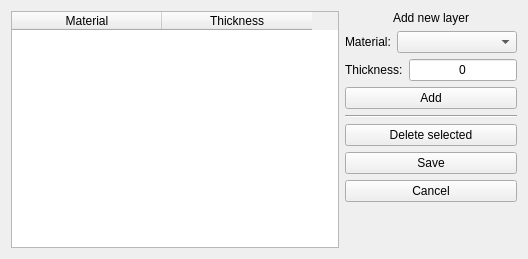
This is UI/newmathetero.ui in bakeryproducts/ConstructorM4 as Qt 5 draws it before an edit. The edited form follows.
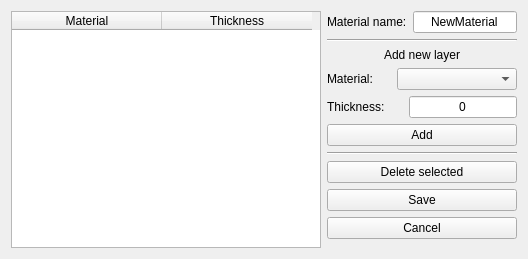
This is the edited form.

Commit message:
custom material
materials are now legaly connected through model
 editing  materials is avaluable

```diff
--- a/UI/newmathetero.ui
+++ b/UI/newmathetero.ui
@@ -18,7 +18,7 @@
     <widget class="QTableWidget" name="tbl_mats">
      <property name="minimumSize">
       <size>
-       <width>305</width>
+       <width>310</width>
        <height>0</height>
       </size>
      </property>
@@ -51,6 +51,34 @@
    </item>
    <item>
     <layout class="QVBoxLayout" name="lay_right">
+     <item>
+      <layout class="QHBoxLayout" name="lay_name">
+       <item>
+        <widget class="QLabel" name="lbl_name">
+         <property name="text">
+          <string>Material name:</string>
+         </property>
+        </widget>
+       </item>
+       <item>
+        <widget class="QLineEdit" name="ln_name">
+         <property name="text">
+          <string>NewMaterial</string>
+         </property>
+         <property name="alignment">
+          <set>Qt::AlignCenter</set>
+         </property>
+        </widget>
+       </item>
+      </layout>
+     </item>
+     <item>
+      <widget class="Line" name="line_2">
+       <property name="orientation">
+        <enum>Qt::Horizontal</enum>
+       </property>
+      </widget>
+     </item>
      <item>
       <widget class="QLabel" name="lbl_add">
        <property name="text">
@@ -72,6 +100,12 @@
        </item>
        <item>
         <widget class="QComboBox" name="cmb_matsel">
+         <property name="sizePolicy">
+          <sizepolicy hsizetype="Minimum" vsizetype="Fixed">
+           <horstretch>0</horstretch>
+           <verstretch>0</verstretch>
+          </sizepolicy>
+         </property>
          <property name="minimumSize">
           <size>
            <width>120</width>
```
The commit also changes 15 other files.
